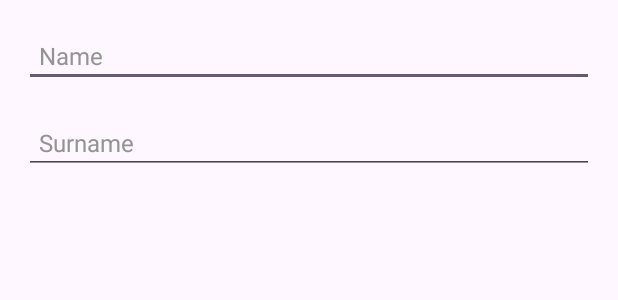
After one commit to Starkilk/TelegramClone, an Android app: the layout fragment_change_name.xml on its own in the app's theme, with its tools: preview values and no code run, on a phone screen of 412 x 824 dp. The commit adds this screen. Shown: the top 300 px of the screen. Run offline under Robolectric (Android 15) with nearby library versions, the phone set to English and light mode, and no system bars.

Commit message:
Edit Name

```diff
--- a/app/src/main/java/com/pasha/telegramclone/ui/fragments/SettingsFragment.kt
+++ b/app/src/main/java/com/pasha/telegramclone/ui/fragments/SettingsFragment.kt
@@ -14,6 +14,7 @@ import com.pasha.telegramclone.activities.RegisterActivity
 import com.pasha.telegramclone.databinding.FragmentSettingsBinding
 import com.pasha.telegramclone.utilits.AUTH
 import com.pasha.telegramclone.utilits.replaceActivity
+import com.pasha.telegramclone.utilits.replaceFragment
 
 
 class SettingsFragment : BaseFragment(R.layout.fragment_settings) {
@@ -41,6 +42,8 @@ class SettingsFragment : BaseFragment(R.layout.fragment_settings) {
                 AUTH.signOut()//выходим из аккаунта
                 (activity as MainActivity).replaceActivity(RegisterActivity())
             }
+            //при виборе "Edit name" открываем ChangeNameFragment()
+            R.id.settingsMenuChangeName -> replaceFragment(ChangeNameFragment())
         }
         return true
     }
--- /dev/null
+++ b/app/src/main/res/drawable/ic_confirm_change.xml
@@ -0,0 +1,5 @@
+<vector android:height="24dp" android:tint="#FFFFFF"
+    android:viewportHeight="24" android:viewportWidth="24"
+    android:width="24dp" xmlns:android="http://schemas.android.com/apk/res/android">
+    <path android:fillColor="@android:color/white" android:pathData="M9,16.17L4.83,12l-1.42,1.41L9,19 21,7l-1.41,-1.41z"/>
+</vector>
--- /dev/null
+++ b/app/src/main/res/layout/fragment_change_name.xml
@@ -0,0 +1,37 @@
+<?xml version="1.0" encoding="utf-8"?>
+<androidx.constraintlayout.widget.ConstraintLayout xmlns:android="http://schemas.android.com/apk/res/android"
+    xmlns:app="http://schemas.android.com/apk/res-auto"
+    xmlns:tools="http://schemas.android.com/tools"
+    android:layout_width="match_parent"
+    android:layout_height="match_parent"
+    tools:context=".ui.fragments.ChangeNameFragment">
+
+    <EditText
+        android:id="@+id/settingsInputName"
+        style="@style/editText"
+        android:hint="@string/settings_hint_input_name"
+        android:inputType="text"
+        android:layout_width="match_parent"
+        android:layout_height="wrap_content"
+        app:layout_constraintStart_toStartOf="parent"
+        app:layout_constraintEnd_toEndOf="parent"
+        app:layout_constraintTop_toTopOf="parent"
+       />
+
+    <EditText
+        android:id="@+id/settingsInputSurname"
+        style="@style/editText"
+        android:hint="@string/settings_hint_input_sername"
+        android:inputType="text"
+        android:layout_width="match_parent"
+        android:layout_height="wrap_content"
+        app:layout_constraintStart_toStartOf="parent"
+        app:layout_constraintEnd_toEndOf="parent"
+        app:layout_constraintTop_toBottomOf="@id/settingsInputName"
+        />
+
+
+
+
+
+</androidx.constraintlayout.widget.ConstraintLayout>
--- a/app/src/main/res/layout/fragment_enter_code.xml
+++ b/app/src/main/res/layout/fragment_enter_code.xml
@@ -46,7 +46,7 @@
     <EditText
         android:layout_width="wrap_content"
         android:id="@+id/registerInputCode"
-        style="@style/editRegisterText"
+        style="@style/editText"
         android:autofillHints=""
         android:gravity="center"
         android:hint="@string/register_hint_default_code"
--- a/app/src/main/res/layout/fragment_enter_phone_number.xml
+++ b/app/src/main/res/layout/fragment_enter_phone_number.xml
@@ -13,7 +13,7 @@
         app:layout_constraintEnd_toEndOf="parent"
         app:layout_constraintStart_toStartOf="parent"
         app:layout_constraintTop_toTopOf="parent"
-        style="@style/editRegisterText" />
+        style="@style/editText" />
 
     <com.google.android.material.floatingactionbutton.FloatingActionButton
         android:id="@+id/bRegisterNext"
--- a/app/src/main/res/values/strings.xml
+++ b/app/src/main/res/values/strings.xml
@@ -18,4 +18,6 @@
     <string name="register_title_your_phone">Your phone number</string>
     <string name="register_toast_enter_phone">Enter your phone number</string>
     <string name="register_phone_hint">+11111111111</string>
+    <string name="settings_hint_input_name">Name</string>
+    <string name="settings_hint_input_sername">Surname</string>
 </resources>
--- a/app/src/main/res/values/styles.xml
+++ b/app/src/main/res/values/styles.xml
@@ -45,7 +45,7 @@
         <item name="android:background">@color/color_primary</item>
     </style>
 
-    <style name="editRegisterText">
+    <style name="editText">
         <item name="android:textColorHint">@color/color_grey</item>
         <item name="android:layout_width">match_parent</item>
         <item name="android:layout_height">wrap_content</item>
```
Also changed, not shown: app/src/main/java/com/pasha/telegramclone/ui/fragments/ChangeNameFragment.kt (added, +49 -0 lines), app/src/main/res/menu/settings_menu_confirm.xml (added, +13 -0 lines).
